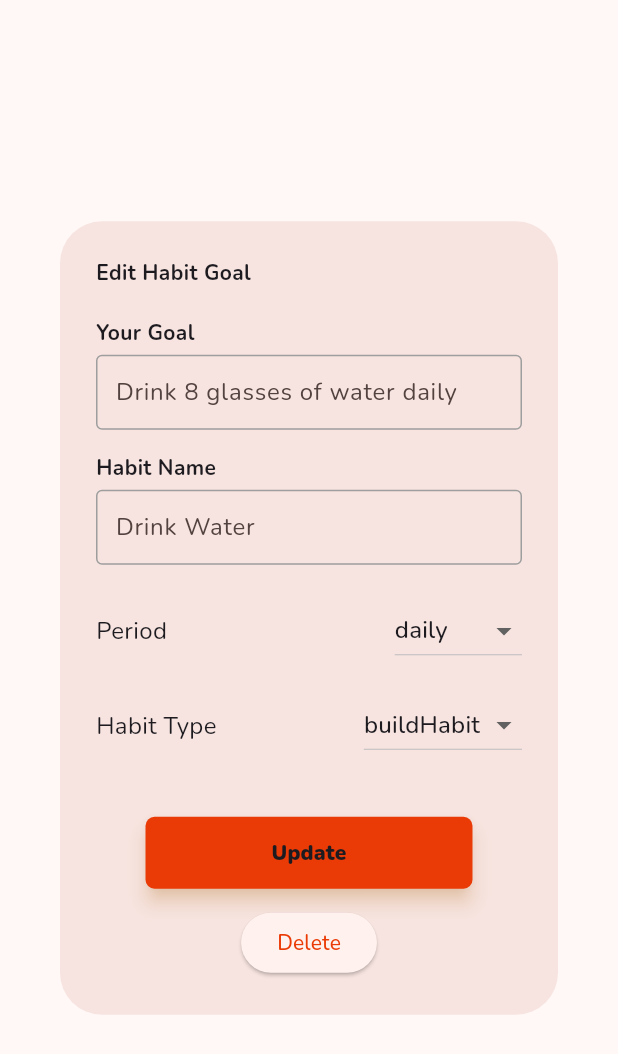
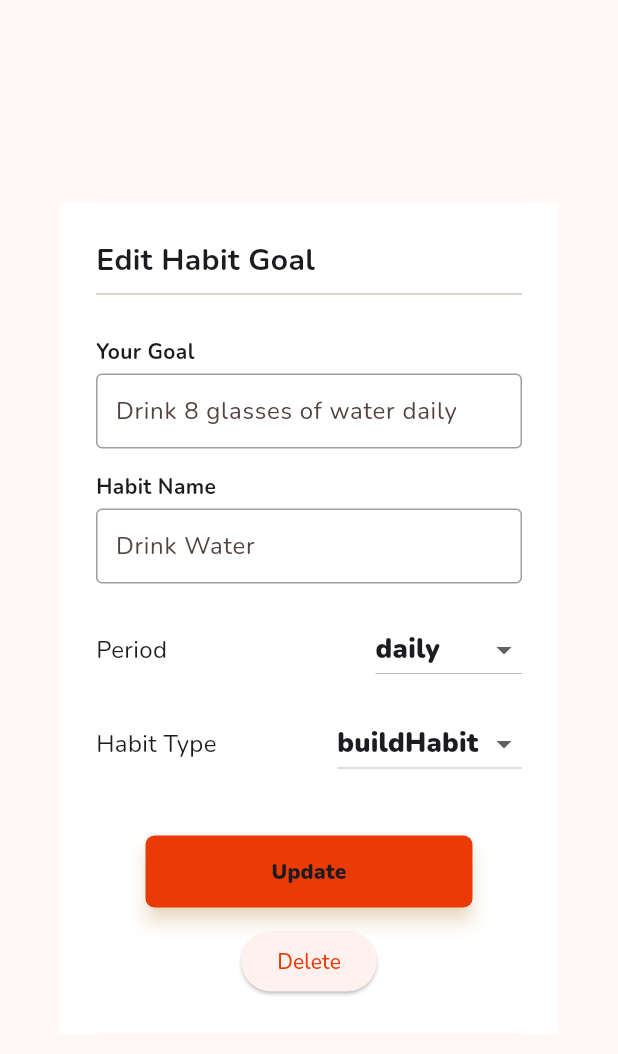
Before and after one commit to fzaura/habit_tracker, a Flutter app: the EditDeleteHabits widget shown alone on an empty page, opened directly with sample values from the repository, on a phone screen of 412 x 824 dp. Shown: the top 1054 px of the screen. Run offline on Flutter 3.47's test engine with Material 3 defaults, Android fonts, the phone set to English and light mode, and no system bars; our stand-ins replace flutter_riverpod, google_fonts.

Commit message:
style(habit.dart ,dropDownButtonTemp.dart  ,editDeleteHabits.dart)  <What Changed ?>  Made the dialog background white, added a divider below the title,   and increased the title font size to 20.   Made and extentension on enums to get the actual names of the enums

```diff
--- a/mobile_frontend/habit_tracker_frontend/lib/core/utility/AddingNewHabitsUtil/stateFulUtil/dropDownButtonTemp.dart
+++ b/mobile_frontend/habit_tracker_frontend/lib/core/utility/AddingNewHabitsUtil/stateFulUtil/dropDownButtonTemp.dart
@@ -1,5 +1,6 @@
 import 'package:flutter/material.dart';
 import 'package:google_fonts/google_fonts.dart';
+import 'package:habit_tracker/app/themes.dart';
 
 class DropDownButtonTemp<enumTemp extends Enum> extends StatefulWidget {
   DropDownButtonTemp({
@@ -31,7 +32,18 @@ class _DropDownButtonTempState extends State<DropDownButtonTemp> {
           value: widget.passedEnumValue,
           items: widget.enumValues
               .map(
-                (item) => DropdownMenuItem(value: item, child: Text(item.name)),
+                (item) => DropdownMenuItem(
+                  value: item,
+                  child: Text(
+                    item.name,
+                    style: mainAppTheme.textTheme.labelMedium?.copyWith(
+                      fontSize: 18,
+                      fontWeight: FontWeight.w900,
+
+                    ),
+
+                  ),
+                ),
               )
               .toList(),
           onChanged: (value) => setState(() {
--- a/mobile_frontend/habit_tracker_frontend/lib/core/utility/EditDeleteHabitsUtil/StateFullUtil/editDeleteHabits.dart
+++ b/mobile_frontend/habit_tracker_frontend/lib/core/utility/EditDeleteHabitsUtil/StateFullUtil/editDeleteHabits.dart
@@ -78,6 +78,7 @@ class _EditDeleteHabitsState extends ConsumerState<EditDeleteHabits> {
     return Dialog(
       child: Container(
         padding: EdgeInsets.all(24),
+        color: Colors.white,
         child: Column(
           mainAxisSize: MainAxisSize.min,
           crossAxisAlignment: CrossAxisAlignment.start,
@@ -87,8 +88,10 @@ class _EditDeleteHabitsState extends ConsumerState<EditDeleteHabits> {
               'Edit Habit Goal',
               style: mainAppTheme.textTheme.titleLarge?.copyWith(
                 fontWeight: FontWeight.bold,
+                fontSize: 20
               ),
             ),
+            Divider(),
             SizedBox(height: 20),
 
             // Your Goal Field
```
Also changed, not shown: mobile_frontend/habit_tracker_frontend/lib/data/Models/UIModels/habit.dart (+27 -5 lines).
